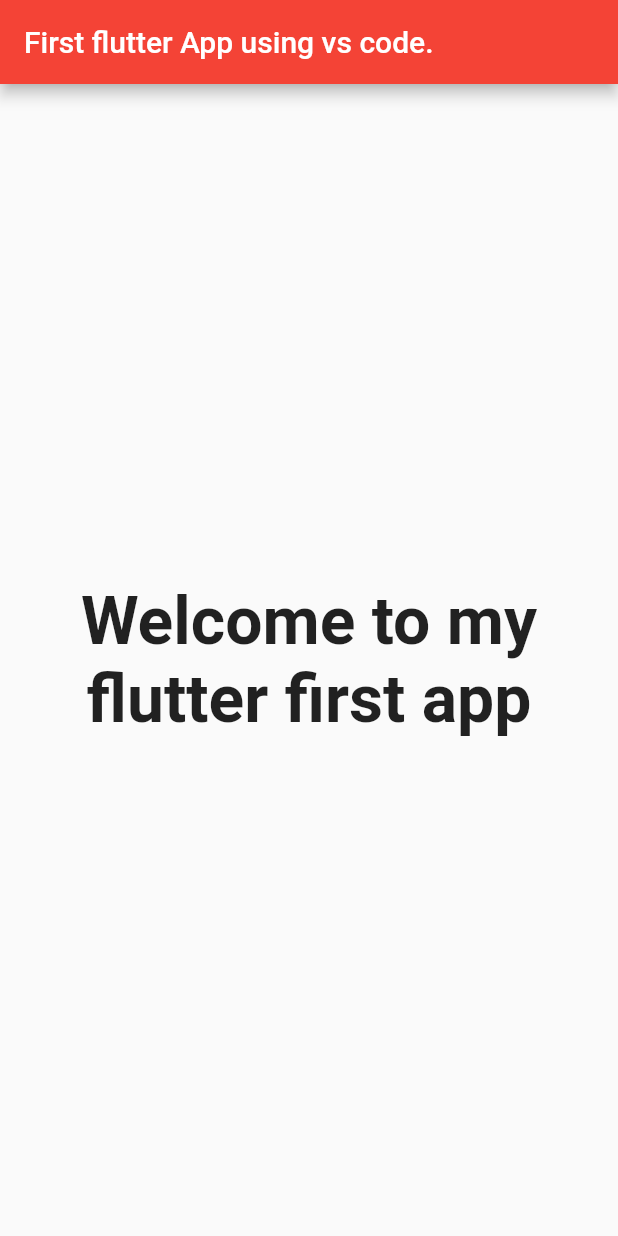
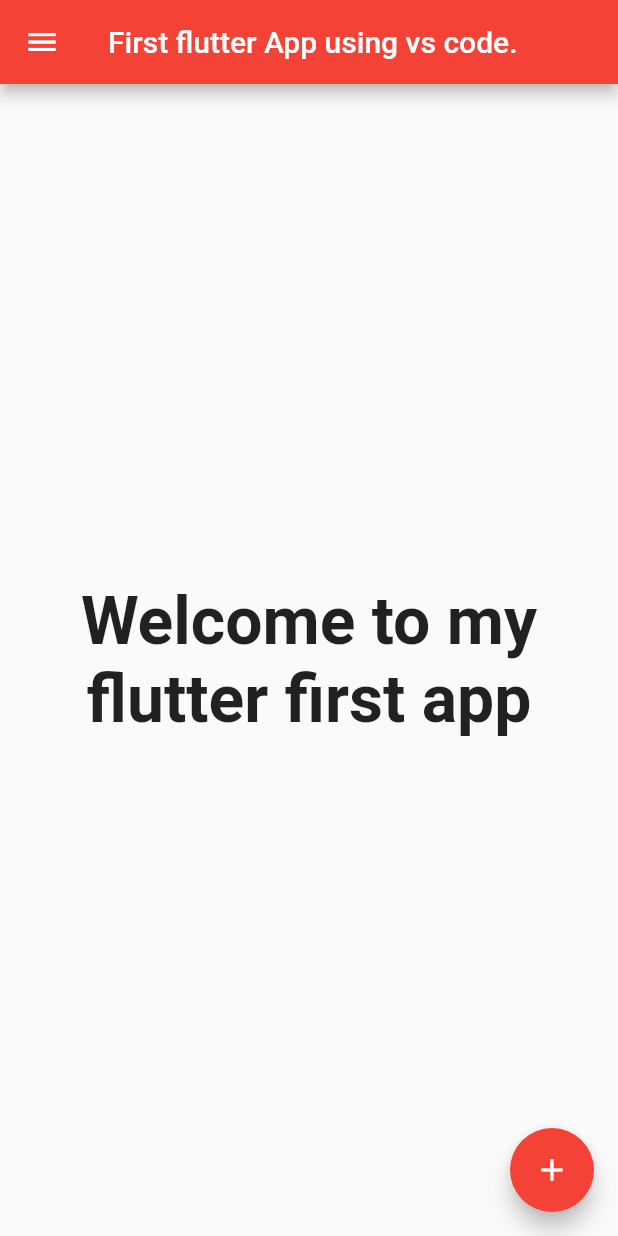
Before and after one commit to sumithpdd/FlutterLearning, a Flutter app: the screen it shows after launch, on a phone screen of 412 x 824 dp. Run offline on Flutter 3.47's test engine with Material 2 defaults, Android fonts, the phone set to English and light mode, and no system bars.

Commit message:
added floating action button and a  drawer

```diff
--- a/fluttervscodesample/lib/main.dart
+++ b/fluttervscodesample/lib/main.dart
@@ -22,6 +22,16 @@ class HomePage extends StatelessWidget {
       body: Center(child: Text("Welcome to my flutter first app",
       textAlign: TextAlign.center,
      textScaleFactor: 2, style: TextStyle(fontSize: 22,fontWeight: FontWeight.bold),)),
+     floatingActionButton: FloatingActionButton(
+      child: Icon(Icons.add), onPressed: (){} ,),
+      drawer: Drawer(child: ListView(children: <Widget>[
+        Text("Option 1"),
+        Text("Option 2"),
+        Text("Option 3"),
+        Text("Option 4"),
+        Text("Option 5"),
+
+      ],),),
     );
   }
 }
```
